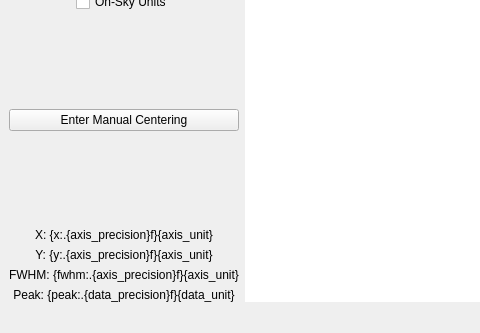
Before: the Qt Designer form guis/ui/fli_zoom.ui in janis-hag/kalao-ics, drawn with Qt 5; both pictures show x 0 to 480 and y 428 to 761 of the 1200 by 761 pixel window.
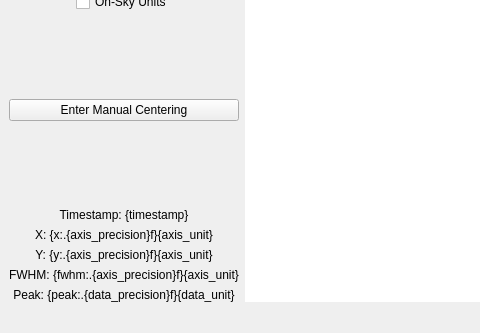
After: the same form once the commit is applied. Custom widgets are drawn as their Qt base class.

The edit to the form file:
```diff
--- a/guis/ui/fli_zoom.ui
+++ b/guis/ui/fli_zoom.ui
@@ -351,6 +351,16 @@
         </property>
        </spacer>
       </item>
+      <item>
+       <widget class="KLabel" name="timestamp_label">
+        <property name="text">
+         <string>Timestamp: {timestamp}</string>
+        </property>
+        <property name="alignment">
+         <set>Qt::AlignCenter</set>
+        </property>
+       </widget>
+      </item>
       <item>
        <widget class="KLabel" name="star_x_label">
         <property name="text">
```
